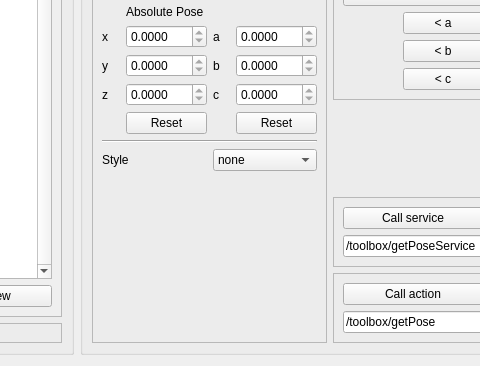
First picture: the form in frame_editor/src/frame_editor/FrameEditorGUI.ui, repository ipa320/rqt_frame_editor_plugin, before the edit; both pictures show x 250 to 730 and y 317 to 683 of the 1048 by 683 pixel window.
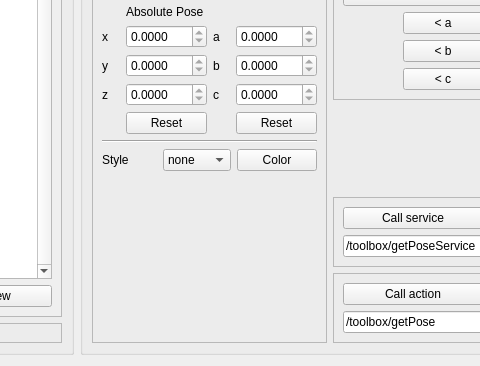
Second picture: the form after the edit. Icons and pictures are not drawn.

Commit message: Color can be set, is saved and loaded. Sometime rviz shows new color only after update

```diff
--- a/frame_editor/src/frame_editor/FrameEditorGUI.ui
+++ b/frame_editor/src/frame_editor/FrameEditorGUI.ui
@@ -682,6 +682,13 @@
                </item>
               </widget>
              </item>
+             <item>
+              <widget class="QPushButton" name="btn_style_color">
+               <property name="text">
+                <string>Color</string>
+               </property>
+              </widget>
+             </item>
             </layout>
            </item>
            <item>
```
The commit also changes 5 other files.
